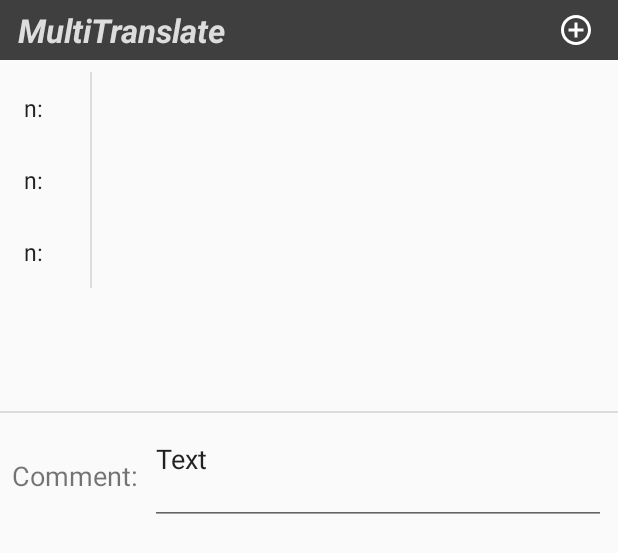
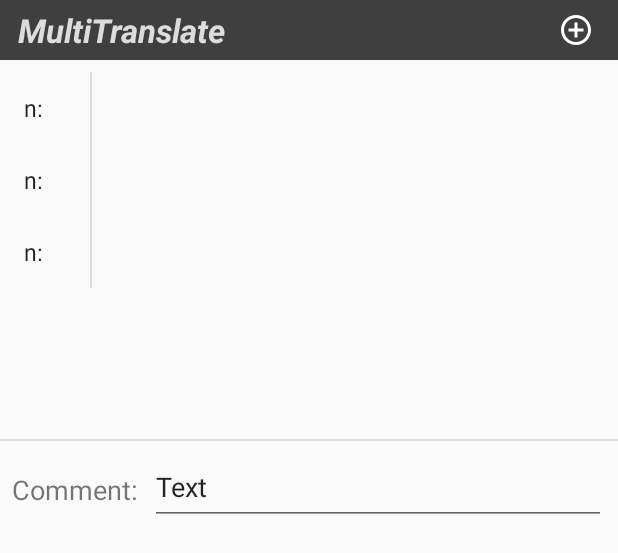
Before and after one commit to AnadolStudio/MindPalace, an Android app: the layout dialog_translate.xml on its own in the app's theme, with its tools: preview values and no code run, on a phone screen of 412 x 824 dp. Shown: the top 553 px of the screen. Run offline under Robolectric (Android 15) with nearby library versions, the phone set to English and light mode, and no system bars.

Commit message:
1. Небольшие правки кода

```diff
--- a/app/src/main/java/com/anadol/rememberwords/fragments/GroupDetailFragment.java
+++ b/app/src/main/java/com/anadol/rememberwords/fragments/GroupDetailFragment.java
@@ -338,7 +338,7 @@ public class GroupDetailFragment extends MyFragment {
                 return true;
 
             case R.id.add_button:
-                mWords.add(new Word(
+                mWords.add(0,new Word(
                         UUID.randomUUID(),
                         "",
                         "",
--- a/app/src/main/res/layout/dialog_translate.xml
+++ b/app/src/main/res/layout/dialog_translate.xml
@@ -72,8 +72,8 @@
         android:layout_marginStart="8dp"
         android:layout_marginEnd="8dp"
         android:gravity="start|top"
-        android:inputType="textMultiLine"
-        android:lines="2"
+        android:inputType="textAutoCorrect|textMultiLine"
+        android:maxLines="2"
         app:layout_constraintBottom_toBottomOf="parent"
         app:layout_constraintEnd_toEndOf="parent"
         app:layout_constraintStart_toEndOf="@+id/text_comment"
--- a/app/src/main/res/layout/item_dialog_translate.xml
+++ b/app/src/main/res/layout/item_dialog_translate.xml
@@ -25,5 +25,5 @@
         android:layout_marginEnd="8dp"
         android:layout_weight="1"
         android:background="@android:color/transparent"
-        android:inputType="textMultiLine" />
+        android:inputType="textAutoCorrect|textMultiLine" />
 </LinearLayout>
```
